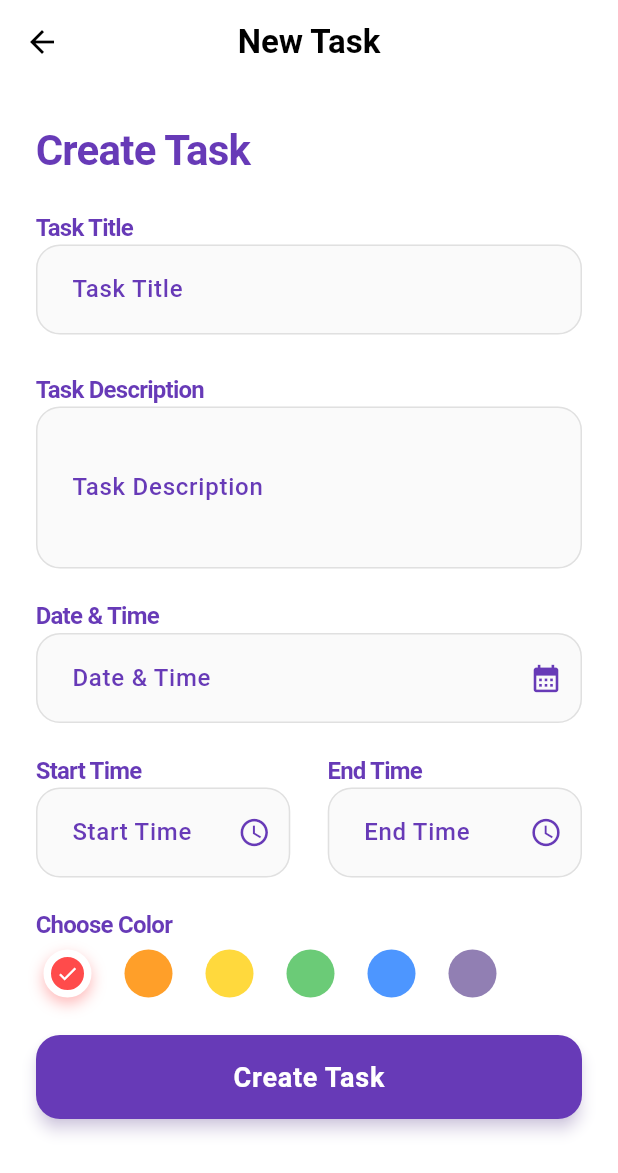
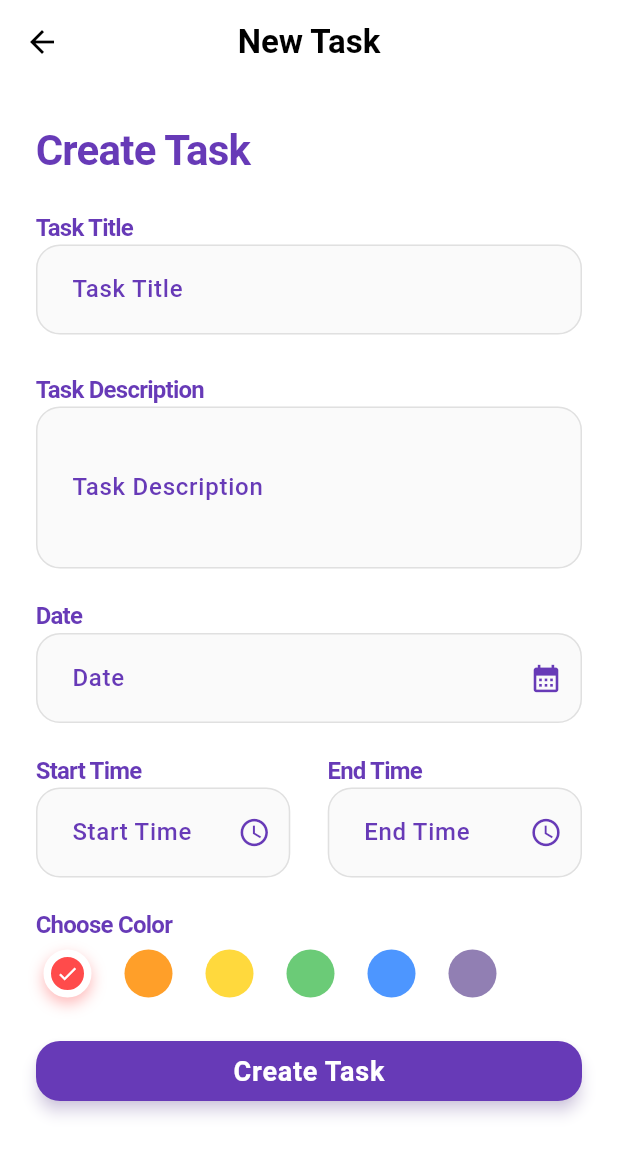
Before and after one commit to muhamedxzidan/Taskaty_App, a Flutter app: the CreateTask screen opened directly, on a phone screen of 412 x 824 dp. Shown: the top 1173 px of the screen. Run offline on Flutter 3.47's test engine with Material 3 defaults, Android fonts, the phone set to English and light mode, and no system bars; our stand-ins replace image_picker, lottie; project files that could hold a hidden picture were left out.

Commit message:
update color && widgets name && text formfild && creat task

```diff
--- a/lib/screens/create_task.dart
+++ b/lib/screens/create_task.dart
@@ -71,10 +71,10 @@ class _CreateTaskState extends State<CreateTask> {
                   label: 'Task Description',
                 ),
                 const SizedBox(height: 20),
-                const CustomTextTitleWidget(title: 'Date & Time', size: 16),
+                const CustomTextTitleWidget(title: 'Date ', size: 16),
                 const CustomTextFormField(
-                  hintText: 'Enter Date & Time',
-                  label: 'Date & Time',
+                  hintText: 'Enter Date ',
+                  label: 'Date ',
                   icon: Icons.calendar_month,
                 ),
                 const SizedBox(height: 20),
@@ -123,7 +123,11 @@ class _CreateTaskState extends State<CreateTask> {
                   },
                 ),
                 const SizedBox(height: 20),
-                CustomButton(text: 'Create Task', onPressed: () {}),
+                CustomButton(
+                  width: double.infinity,
+                  text: 'Create Task',
+                  onPressed: () {},
+                ),
               ],
             ),
           ),
--- a/lib/widgets/custom_button.dart
+++ b/lib/widgets/custom_button.dart
@@ -16,8 +16,7 @@ class CustomButton extends StatelessWidget {
   @override
   Widget build(BuildContext context) {
     return SizedBox(
-      width: width ?? double.infinity,
-      height: 56,
+      width: width,
       child: ElevatedButton(
         onPressed: onPressed,
         style:
--- a/lib/widgets/custom_date_header.dart
+++ b/lib/widgets/custom_date_header.dart
@@ -30,7 +30,7 @@ class CustomDateHeader extends StatelessWidget {
         ),
         CustomButton(
           width: 150,
-          text: " +  Add Task",
+          text: "+ Add Task",
           onPressed: () {
             Navigator.push(
               context,
```
Also changed, not shown: lib/widgets/home_header.dart (deleted, +0 -61 lines).
